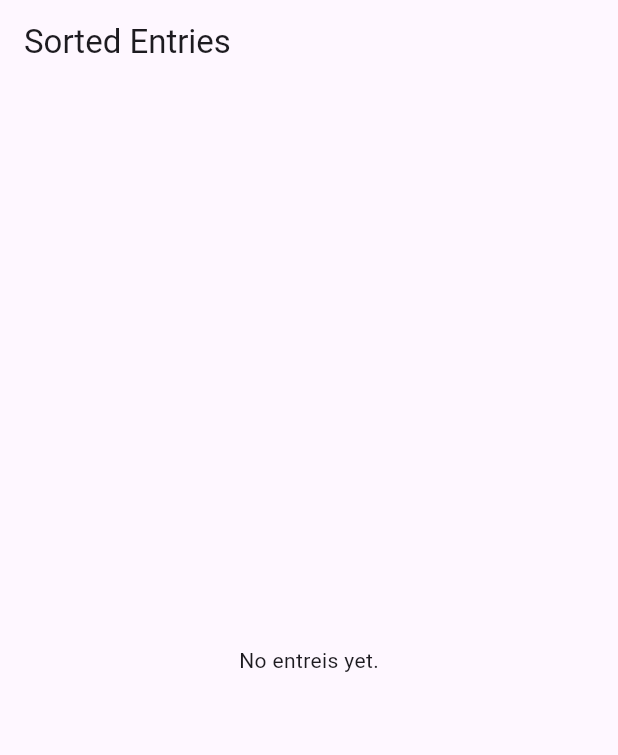
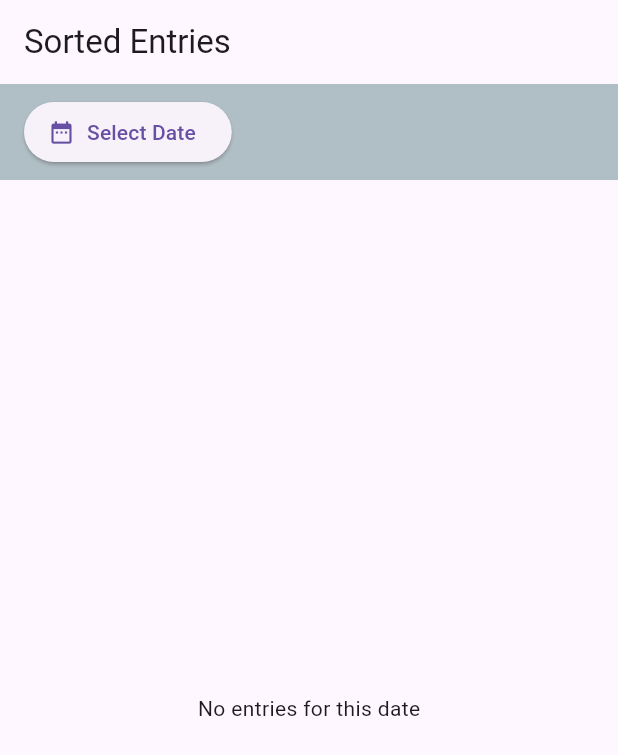
Before and after one commit to Chibinoo/ChatGPT-try, a Flutter app: the SortedPage screen opened directly, on a phone screen of 412 x 824 dp. Shown: the top 755 px of the screen. Run offline on Flutter 3.47's test engine with Material 3 defaults, Android fonts, the phone set to English and light mode, and no system bars; our stand-ins replace fl_chart, hive, hive_flutter; accounts and stored records are empty.

Commit message:
adding date selecter to sorted page

```diff
--- a/lib/pages/sorted_page.dart
+++ b/lib/pages/sorted_page.dart
@@ -1,26 +1,79 @@
 import 'package:flutter/material.dart';
 import 'package:flutter_application_1/data/entry_provider.dart';
 import 'package:provider/provider.dart';
+import 'package:intl/intl.dart';
 
-class SortedPage extends StatelessWidget {
+class SortedPage extends StatefulWidget {
   const SortedPage({super.key});
+
+  @override
+  State<SortedPage> createState() => _SortedPageState();
+}
+
+class _SortedPageState extends State<SortedPage> {
+  DateTime? selectedDate;
 
   @override
   Widget build(BuildContext context) {
     final entryProvider=Provider.of<EntryProvider>(context);
-    final sortedEntries=[...entryProvider.entries]
-    ..sort((a,b)=>b.priority.compareTo(a.priority));
+    //filter by selected date if chosen
+    final filterEntries=entryProvider.entries.where((entry) {
+      if(selectedDate==null) return true;//show all if no filter
+      return entry.date.year==selectedDate!.year&&
+             entry.date.month==selectedDate!.month&&
+             entry.date.day==selectedDate!.day;
+    }).toList()
+    ..sort((a,b)=>b.priority.compareTo(a.priority));//sort by priority
 
     return Scaffold(
       appBar: AppBar(title: const Text('Sorted Entries')),
-      body: sortedEntries.isEmpty
-        ?const Center(child: Text('No entreis yet.'))
-        :ListView.builder(
-          itemCount: sortedEntries.length,
-          itemBuilder: (context, index){
-            final entry=sortedEntries[index];
+      body: Column(
+        children: [
+          //date filter buttons
+          Container(
+            color: Colors.blueGrey[200],
+            padding: const EdgeInsets.symmetric(horizontal: 16, vertical: 8),
+            child: Row(
+              children: [
+                ElevatedButton.icon(
+                  icon: const Icon(Icons.date_range),
+                  label: Text(
+                    selectedDate==null
+                      ?"Select Date"
+                      :DateFormat.yMMMd().format(selectedDate!),
+                  ),
+                  onPressed: () async{
+                    final picked=await showDatePicker(
+                      context: context,
+                      initialDate: selectedDate?? DateTime.now(),
+                      firstDate: DateTime(2000),
+                      lastDate: DateTime(2100)
+                    );
+                    if(picked!=null){
+                      setState(() =>selectedDate=picked);
+                    }
+                  },
+                ),
+                const SizedBox(width: 8),
+                if(selectedDate!=null)
+                OutlinedButton.icon(
+                  icon: const Icon(Icons.clear),
+                  label: const Text('Clear'),
+                  onPressed: () => setState(() =>selectedDate=null),
+                ),
+              ],
+            ),
+          ),
+          //filtered entries list
+          Expanded(
+            child: filterEntries.isEmpty
+            ?const Center(child: Text('No entries for this date'))
+            :ListView.builder(
+              itemCount: filterEntries.length,
+              itemBuilder: (context, index){
+                final entry=filterEntries[index];
 
-            return Dismissible(
+              return Dismissible(
               key: ValueKey(entry.date.toIso8601String()),
               direction: DismissDirection.endToStart,
               background: Container(
@@ -39,11 +92,15 @@ class SortedPage extends StatelessWidget {
               },
               child: ListTile(
                 title: Text(entry.title),
-                subtitle: Text('Priority: ${entry.priority} \n${entry.date.toLocal()}'),
+                subtitle: Text('Priority: ${entry.priority} \n${DateFormat.yMMMd().format(entry.date)}',
+                ),
               ),
             );
-          }
-        )
+          },
+        ),
+          ),
+        ],
+      ),
     );
   }
 }
--- a/pubspec.yaml
+++ b/pubspec.yaml
@@ -13,6 +13,7 @@ dependencies:
     sdk: flutter
   hive: ^2.2.3
   hive_flutter: ^1.1.0
+  intl: ^0.20.2
   provider: ^6.1.5
 
 dev_dependencies:
```
Also changed, not shown: pubspec.lock.
